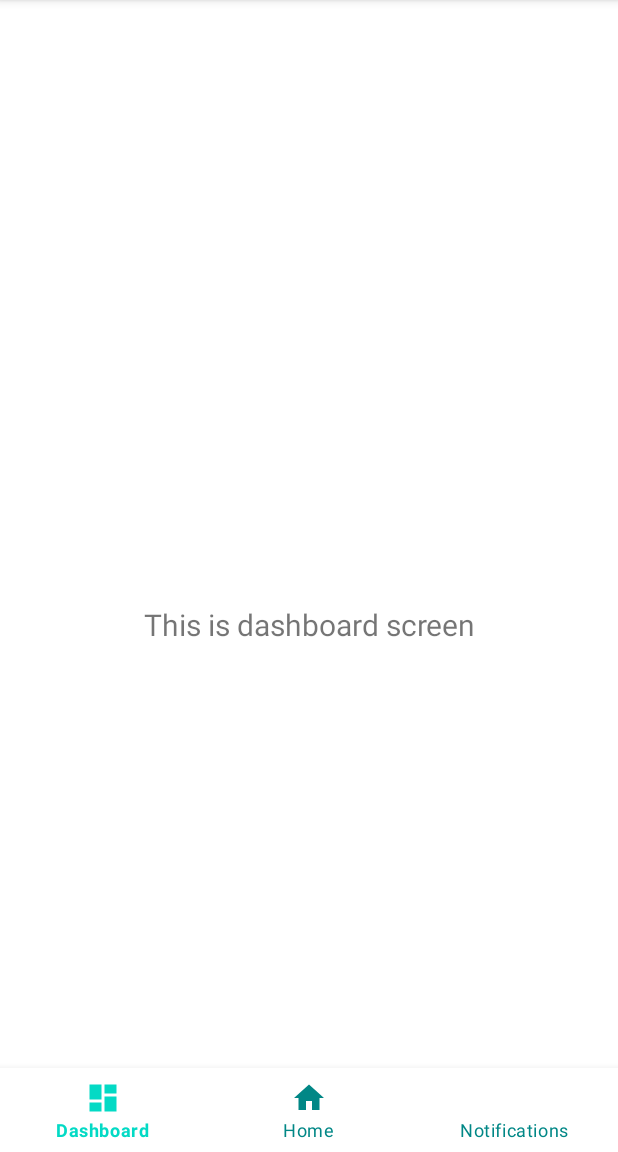
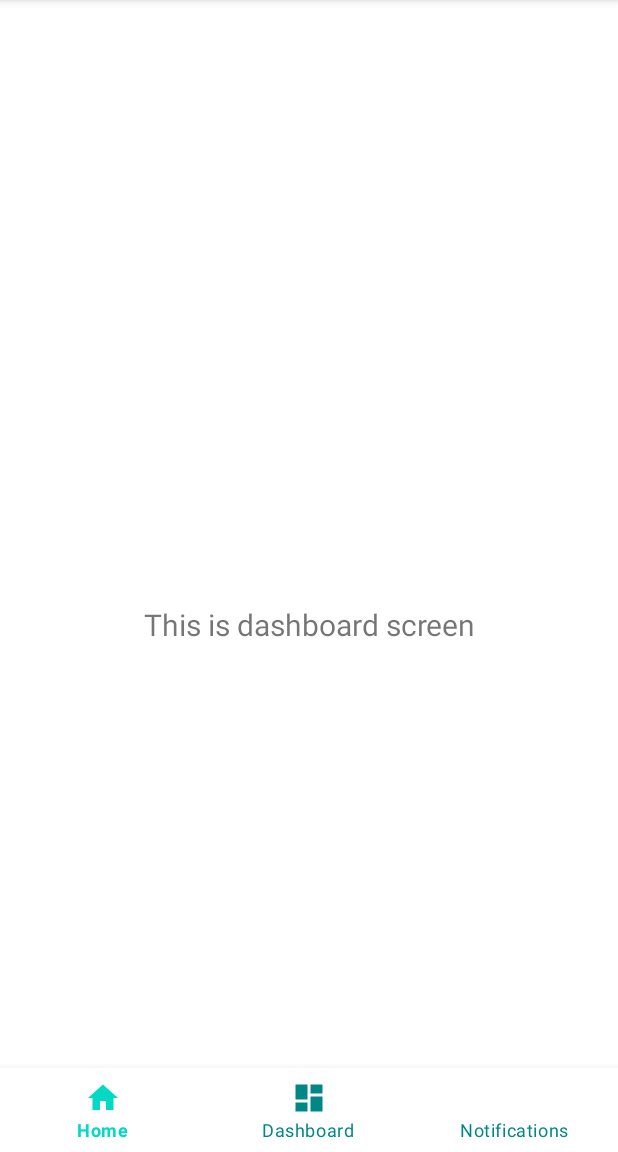
Before and after one commit to raininforest/bottom-navigation-extension, an Android app: the screen it shows after launch (MainActivity), on a phone screen of 412 x 824 dp, the part 84-1236 px from its top. Run offline under Robolectric (Android 15) with nearby library versions, the phone set to English and light mode, and no system bars; pictures from the network do not load.

```diff
--- a/app/src/main/java/com/github/raininforest/bottom/navigation/extension/MainActivity.kt
+++ b/app/src/main/java/com/github/raininforest/bottom/navigation/extension/MainActivity.kt
@@ -4,8 +4,6 @@ import android.os.Bundle
 import android.util.Log
 import androidx.appcompat.app.AppCompatActivity
 import androidx.navigation.findNavController
-import com.github.raininforest.bottom.navigation.extension.api.IconSource.Companion.resource
-import com.github.raininforest.bottom.navigation.extension.api.IconSource.Companion.url
 import com.github.raininforest.bottom.navigation.extension.api.setup
 import com.github.raininforest.bottom.navigation.extension.databinding.ActivityMainBinding
 import com.github.raininforest.bottom.navigation.extension.glide.loader.GlideMenuIconLoader
@@ -14,6 +12,7 @@ import com.google.android.material.bottomnavigation.BottomNavigationView
 class MainActivity : AppCompatActivity() {
 
     private lateinit var binding: ActivityMainBinding
+    private val viewModel: MainViewModel = MainViewModel()
 
     override fun onCreate(savedInstanceState: Bundle?) {
         super.onCreate(savedInstanceState)
@@ -24,31 +23,44 @@ class MainActivity : AppCompatActivity() {
         val bottomNavigationView: BottomNavigationView = binding.navView
         val navController = findNavController(R.id.nav_host_fragment_activity_main)
 
-        bottomNavigationView.setup {
-            sections {
-                section {
-                    title("Dashboard")
-                    iconSource(resource(R.drawable.ic_dashboard_black_24dp))
-                    link("dashboard")
-                }
-                section {
-                    title("Home")
-                    iconSource(resource(R.drawable.ic_home_black_24dp))
-                    link("home")
-                }
-                section {
-                    title("Notifications")
-                    iconSource(url("https://www.seekpng.com/png/full/138-1387657_app-icon-set-login-icon-comments-avatar-icon.png"))
-                    link("notifications")
+        viewModel.bottomNavigationSections.observe(this) { bottomNavigationSections ->
+            bottomNavigationView.setup {
+                sections(bottomNavigationSections)
+                tint(R.color.bottom_nav_tint)
+                remoteLoader(GlideMenuIconLoader(context = this@MainActivity.applicationContext))
+                onItemClicked { section ->
+                    navController.navigate(route = section.link)
+                    Log.d(TAG, "section clicked: $section")
                 }
             }
-            tint(R.color.bottom_nav_tint)
-            remoteLoader(GlideMenuIconLoader)
-            onItemClicked { section ->
-                navController.navigate(route = section.link)
-                Log.d(TAG, "section clicked: $section")
-            }
         }
+
+// Second way - use dsl for individually section building
+//        bottomNavigationView.setup {
+//            sections {
+//                section {
+//                    title("Dashboard")
+//                    iconSource(resource(R.drawable.ic_dashboard_black_24dp))
+//                    link("dashboard")
+//                }
+//                section {
+//                    title("Home")
+//                    iconSource(resource(R.drawable.ic_home_black_24dp))
+//                    link("home")
+//                }
+//                section {
+//                    title("Notifications")
+//                    iconSource(url("https://www.seekpng.com/png/full/138-1387657_app-icon-set-login-icon-comments-avatar-icon.png"))
+//                    link("notifications")
+//                }
+//            }
+//            tint(R.color.bottom_nav_tint)
+//            remoteLoader(GlideMenuIconLoader(context = this@MainActivity.applicationContext))
+//            onItemClicked { section ->
+//                navController.navigate(route = section.link)
+//                Log.d(TAG, "section clicked: $section")
+//            }
+//        }
     }
 
     companion object {
--- /dev/null
+++ b/app/src/main/java/com/github/raininforest/bottom/navigation/extension/MainViewModel.kt
@@ -0,0 +1,21 @@
+package com.github.raininforest.bottom.navigation.extension
+
+import androidx.lifecycle.LiveData
+import androidx.lifecycle.MutableLiveData
+import androidx.lifecycle.ViewModel
+import com.github.raininforest.bottom.navigation.extension.api.BottomNavigationSection
+import com.github.raininforest.bottom.navigation.extension.repository.BottomNavigationRepositoryImpl
+import com.github.raininforest.bottom.navigation.extension.ui.extensions.toBottomNavigationSections
+
+class MainViewModel : ViewModel() {
+    private val bottomNavigationRepository = BottomNavigationRepositoryImpl()
+    private val _bottomNavigationSections = MutableLiveData<List<BottomNavigationSection>>()
+    val bottomNavigationSections: LiveData<List<BottomNavigationSection>>
+        get() = _bottomNavigationSections
+
+    init {
+        _bottomNavigationSections.postValue(
+            bottomNavigationRepository.bottomNavigationData.toBottomNavigationSections()
+        )
+    }
+}
--- /dev/null
+++ b/app/src/main/java/com/github/raininforest/bottom/navigation/extension/repository/BottomNavigationRepository.kt
@@ -0,0 +1,8 @@
+package com.github.raininforest.bottom.navigation.extension.repository
+
+import com.github.raininforest.bottom.navigation.extension.repository.data.BottomNavigationSectionData
+
+interface BottomNavigationRepository {
+    val bottomNavigationData: List<BottomNavigationSectionData>
+    suspend fun load()
+}
--- /dev/null
+++ b/app/src/main/java/com/github/raininforest/bottom/navigation/extension/repository/BottomNavigationRepositoryImpl.kt
@@ -0,0 +1,41 @@
+package com.github.raininforest.bottom.navigation.extension.repository
+
+import com.github.raininforest.bottom.navigation.extension.repository.data.BottomNavigationSectionData
+import kotlinx.coroutines.delay
+
+/**
+ * Mocked [BottomNavigationRepository] implementation. It is just for sample.
+ */
+class BottomNavigationRepositoryImpl : BottomNavigationRepository {
+
+    private val _bottomNavigationData: MutableList<BottomNavigationSectionData> = DEFAULT_BOTTOM_NAV_CONFIG
+
+    override val bottomNavigationData: List<BottomNavigationSectionData>
+        get() = _bottomNavigationData
+
+    /**
+     * Should be called from splash screen
+     */
+    override suspend fun load() {
+        // fake delay
+        delay(1000)
+        _bottomNavigationData.clear()
+        _bottomNavigationData.addAll(
+            listOf(
+                BottomNavigationSectionData("Home", "home"),
+                BottomNavigationSectionData("Dashboard", "dashboard"),
+                BottomNavigationSectionData("Notifications", "notifications"),
+                BottomNavigationSectionData("Profile", "profile"),
+                BottomNavigationSectionData("About", "about"),
+            )
+        )
+    }
+
+    companion object {
+        private val DEFAULT_BOTTOM_NAV_CONFIG = mutableListOf(
+            BottomNavigationSectionData("Home", "home"),
+            BottomNavigationSectionData("Dashboard", "dashboard"),
+            BottomNavigationSectionData("Notifications", "notifications", "https://www.seekpng.com/png/full/138-1387657_app-icon-set-login-icon-comments-avatar-icon.png"),
+        )
+    }
+}
--- /dev/null
+++ b/app/src/main/java/com/github/raininforest/bottom/navigation/extension/repository/data/BottomNavigationData.kt
@@ -0,0 +1,7 @@
+package com.github.raininforest.bottom.navigation.extension.repository.data
+
+data class BottomNavigationSectionData(
+    val title: String,
+    val link: String,
+    val iconUrl: String = "",
+)
--- /dev/null
+++ b/app/src/main/java/com/github/raininforest/bottom/navigation/extension/ui/extensions/UiExtensions.kt
@@ -0,0 +1,30 @@
+package com.github.raininforest.bottom.navigation.extension.ui.extensions
+
+import com.github.raininforest.bottom.navigation.extension.R
+import com.github.raininforest.bottom.navigation.extension.api.BottomNavigationSection
+import com.github.raininforest.bottom.navigation.extension.api.IconSource
+import com.github.raininforest.bottom.navigation.extension.repository.data.BottomNavigationSectionData
+
+fun List<BottomNavigationSectionData>.toBottomNavigationSections(): List<BottomNavigationSection> =
+    filter {
+        it.iconUrl.isNotEmpty() || it.link.isNotEmpty()
+    }.map {
+        BottomNavigationSection(
+            title = it.title,
+            iconSource = if (it.iconUrl.isEmpty()) {
+                IconSource.resource(it.link.mapLinkToDrawableRes())
+            } else {
+                IconSource.url(it.iconUrl)
+            },
+            link = it.link,
+        )
+    }
+
+private fun String.mapLinkToDrawableRes(): Int {
+    return when (this) {
+        "dashboard" -> R.drawable.ic_dashboard_black_24dp
+        "home" -> R.drawable.ic_home_black_24dp
+        "notifications" -> R.drawable.ic_notifications_black_24dp
+        else -> throw IllegalStateException()
+    }
+}
--- a/bottom-navigation-extension-glide-loader/src/main/java/com/github/raininforest/bottom/navigation/extension/glide/loader/GlideMenuIconLoader.kt
+++ b/bottom-navigation-extension-glide-loader/src/main/java/com/github/raininforest/bottom/navigation/extension/glide/loader/GlideMenuIconLoader.kt
@@ -6,8 +6,8 @@ import com.bumptech.glide.Glide
 import com.bumptech.glide.load.engine.DiskCacheStrategy
 import com.github.raininforest.bottom.navigation.extension.api.MenuIconLoader
 
-object GlideMenuIconLoader : MenuIconLoader {
-    override fun loadIcon(menuItem: MenuItem, url: String, context: Context) {
+class GlideMenuIconLoader(private val context: Context) : MenuIconLoader {
+    override fun loadIcon(menuItem: MenuItem, url: String) {
         Glide.with(context)
             .asBitmap()
             .load(url)
--- a/bottom-navigation-extension/src/main/java/com/github/raininforest/bottom/navigation/extension/api/MenuIconLoader.kt
+++ b/bottom-navigation-extension/src/main/java/com/github/raininforest/bottom/navigation/extension/api/MenuIconLoader.kt
@@ -1,8 +1,7 @@
 package com.github.raininforest.bottom.navigation.extension.api
 
-import android.content.Context
 import android.view.MenuItem
 
 interface MenuIconLoader {
-    fun loadIcon(menuItem: MenuItem, url: String, context: Context)
+    fun loadIcon(menuItem: MenuItem, url: String)
 }
--- a/bottom-navigation-extension/src/main/java/com/github/raininforest/bottom/navigation/extension/utils/BottomNavigationUtils.kt
+++ b/bottom-navigation-extension/src/main/java/com/github/raininforest/bottom/navigation/extension/utils/BottomNavigationUtils.kt
@@ -11,7 +11,7 @@ internal fun BottomNavigationView.setBottomNavigationSections(bottomNavigationCo
         menu.add(0, index, index, bottomNavigationSection.title).apply {
             when (val src = bottomNavigationSection.iconSource) {
                 is IconSource.ResourceId -> setIcon(src.drawableResourceId)
-                is IconSource.Url -> bottomNavigationConfig.loader.loadIcon(this, src.url, context)
+                is IconSource.Url -> bottomNavigationConfig.loader.loadIcon(this, src.url)
                 IconSource.NotDefined -> {}
             }
 
```
